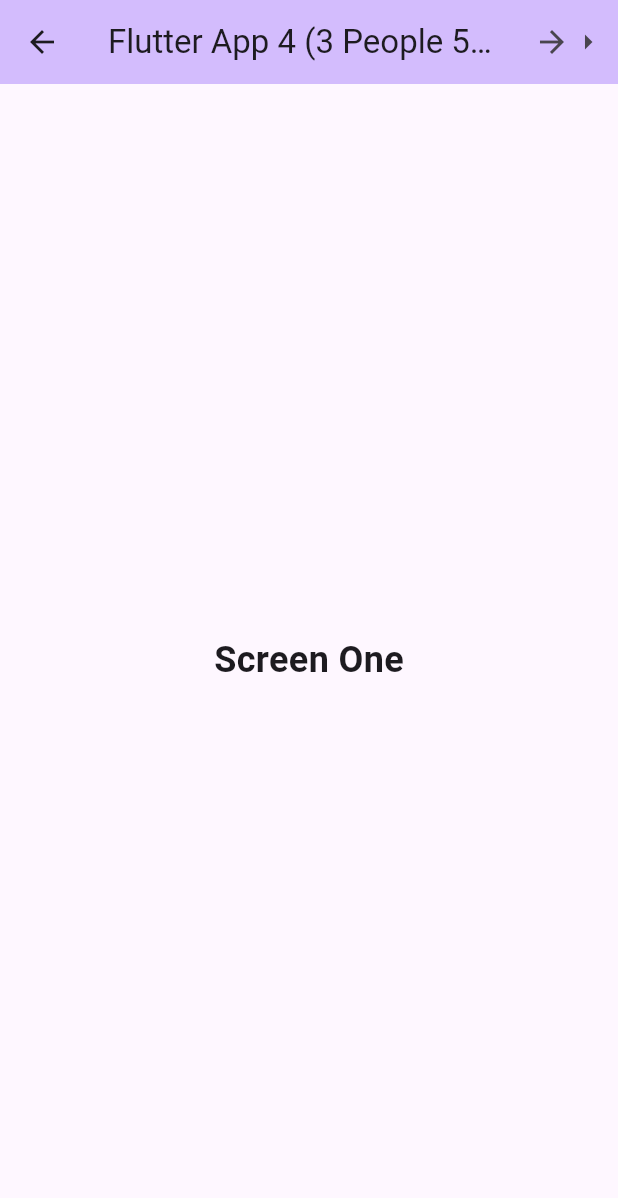
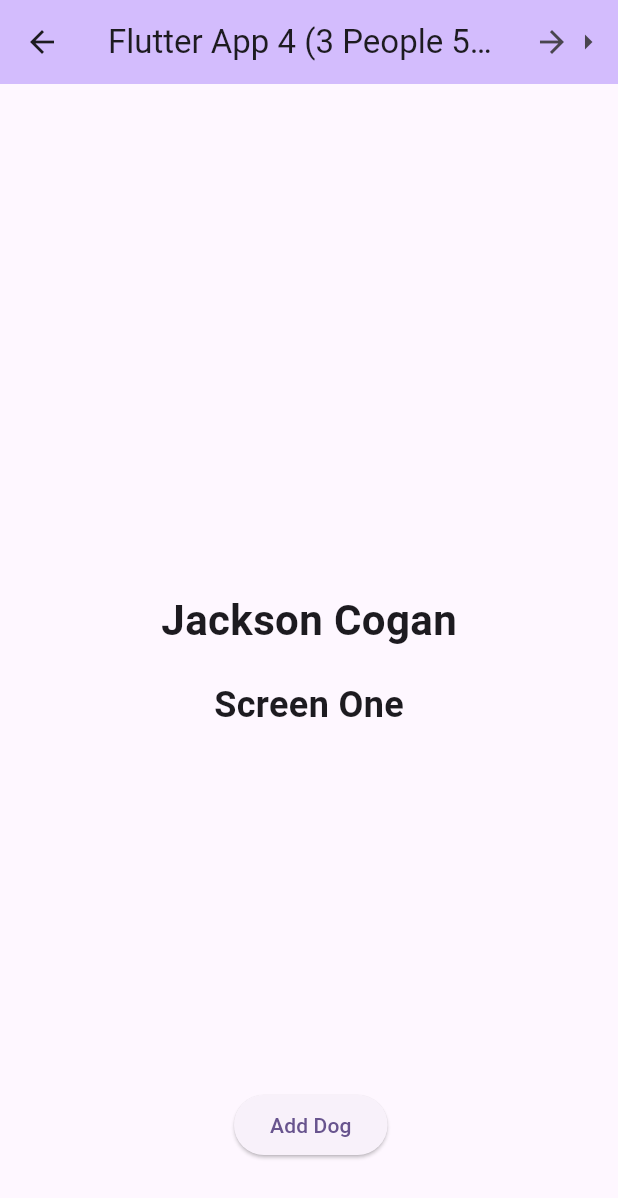
Before and after one commit to jacksonc124/app4_CS4330, a Flutter app: the screen it shows after launch, on a phone screen of 412 x 824 dp. Shown: the top 1198 px of the screen. Run offline on Flutter 3.47's test engine with Material 3 defaults, Android fonts, the light colour scheme and no system bars.

Commit message:
added name, button, dog gif

```diff
--- a/lib/main.dart
+++ b/lib/main.dart
@@ -75,15 +75,70 @@
   }
 }
 
-class ScreenOne extends StatelessWidget {
+class ScreenOne extends StatefulWidget {
   const ScreenOne({super.key});
 
   @override
+  State<ScreenOne> createState() => _ScreenOneState();
+}
+
+class _ScreenOneState extends State<ScreenOne> {
+  bool _showDog = false;
+  Offset _dogPosition = const Offset(100, 100);
+
+  void _toggleDog() {
+    setState(() {
+      _showDog = true;
+    });
+  }
+
+  void _updateDogPosition(PointerEvent event) {
+    setState(() {
+      _dogPosition = event.position;
+    });
+  }
+
+  @override
   Widget build(BuildContext context) {
-    return const Center(
-      child: Text(
-        'Screen One',
-        style: TextStyle(fontSize: 24, fontWeight: FontWeight.bold),
+    return MouseRegion(
+      onHover: _updateDogPosition,
+      child: Stack(
+        children: [
+          const Center(
+            child: Column(
+              mainAxisAlignment: MainAxisAlignment.center,
+              children: [
+                Text(
+                  'Jackson Cogan',
+                  style: TextStyle(fontSize: 28, fontWeight: FontWeight.bold),
+                ),
+                SizedBox(height: 20),
+                Text(
+                  'Screen One',
+                  style: TextStyle(fontSize: 24, fontWeight: FontWeight.bold),
+                ),
+              ],
+            ),
+          ),
+          Positioned(
+            bottom: 50,
+            left: MediaQuery.of(context).size.width / 2 - 50,
+            child: ElevatedButton(
+              onPressed: _toggleDog,
+              child: const Text('Add Dog'),
+            ),
+          ),
+          if (_showDog)
+            Positioned(
+              left: _dogPosition.dx - 50,
+              top: _dogPosition.dy - 50,
+              child: Image.asset(
+                'images/dog.gif',
+                width: 100,
+                height: 100,
+              ),
+            ),
+        ],
       ),
     );
   }
--- a/pubspec.yaml
+++ b/pubspec.yaml
@@ -51,7 +51,9 @@ dev_dependencies:
 
 # The following section is specific to Flutter packages.
 flutter:
-
+  assets:
+     - images/dog.gif
+     - images/dog.png
   # The following line ensures that the Material Icons font is
   # included with your application, so that you can use the icons in
   # the material Icons class.
```
Also changed, not shown: images/dog.gif (added), images/dog.png (added).
